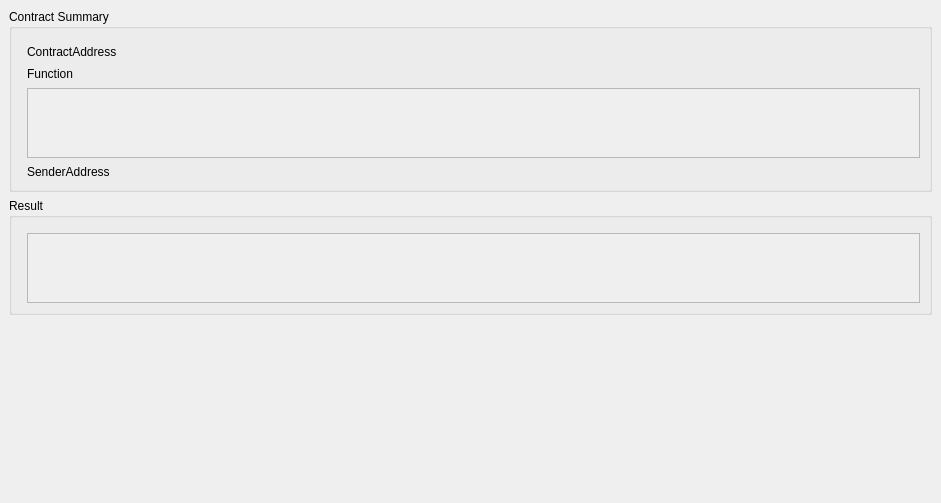
Old version of the form src/qt/forms/contractresult.ui in the repository HTMLCOIN/HTMLCOIN.
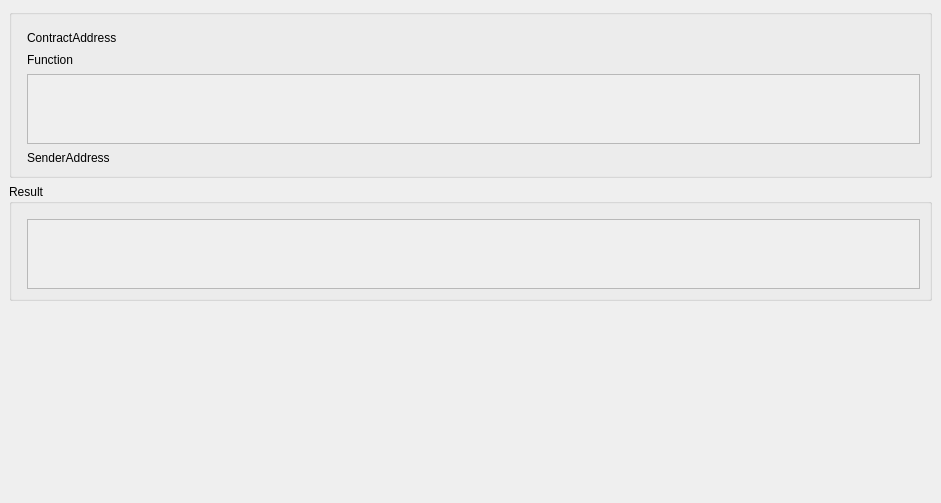
New version of the form.

Commit message: Remove more Qt titles

What changed in the file:
```diff
--- a/src/qt/forms/contractresult.ui
+++ b/src/qt/forms/contractresult.ui
@@ -201,9 +201,6 @@
       <property name="styleSheet">
        <string notr="true"/>
       </property>
-      <property name="title">
-       <string>Contract Summary</string>
-      </property>
       <layout class="QGridLayout" name="gridLayout">
        <property name="leftMargin">
         <number>15</number>
```
Left out of the diff: 3 changed lines with no effect on the pictures.
